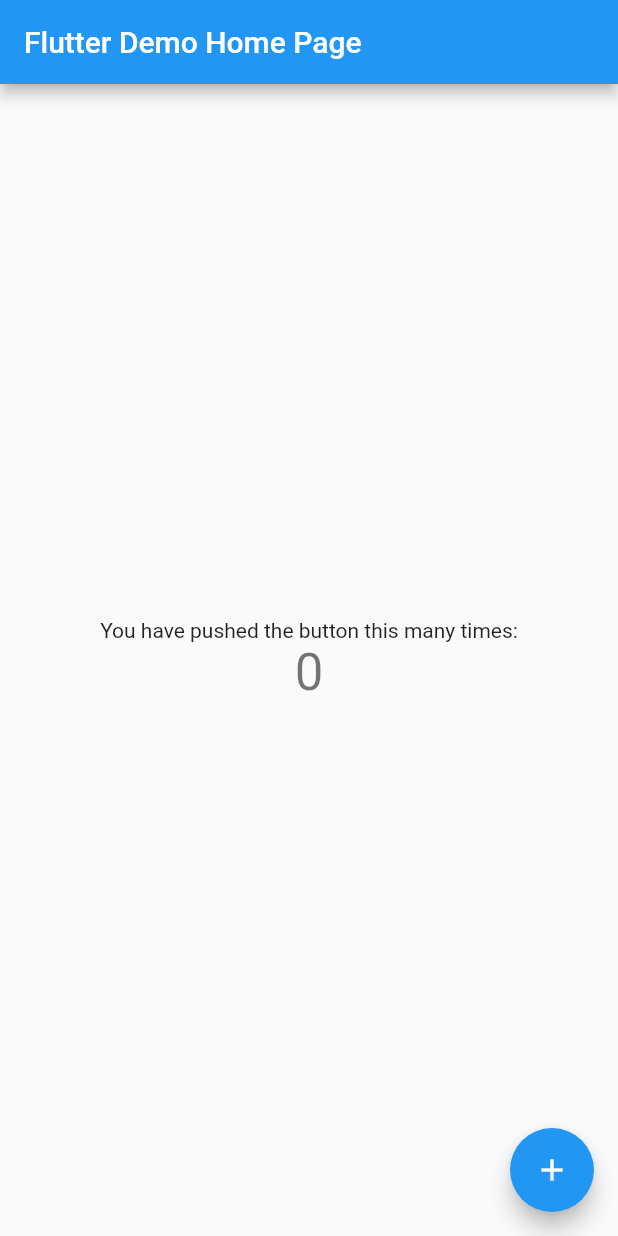
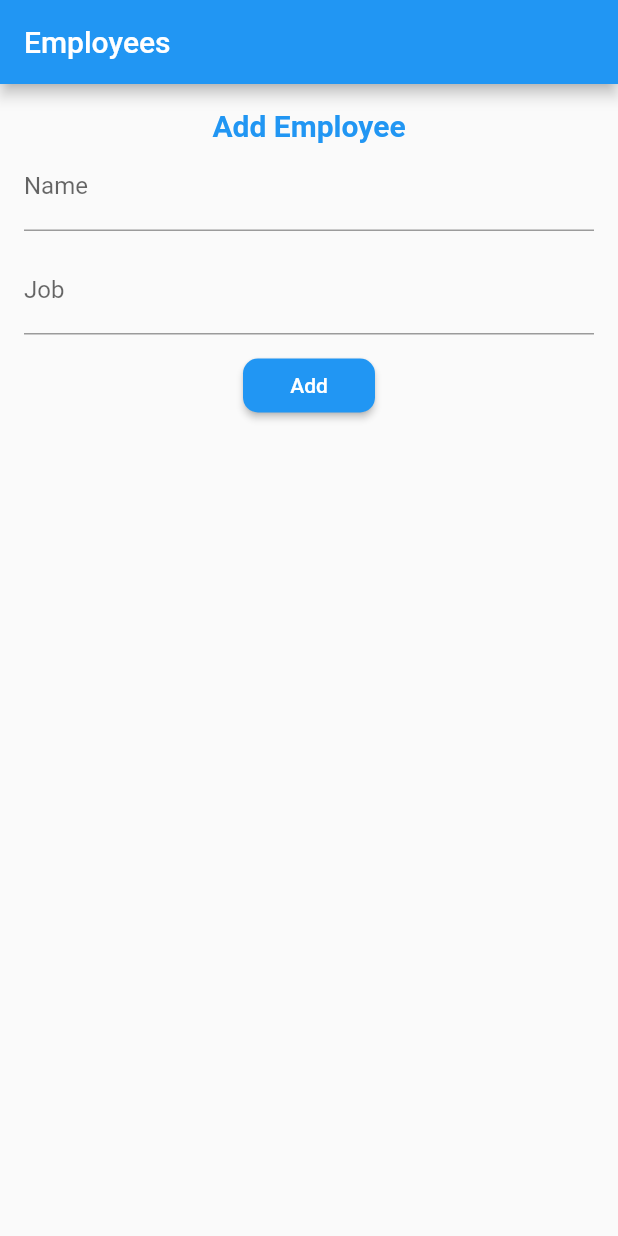
Before and after one commit to Syamgith/employee_app, a Flutter app: the screen it shows after launch, on a phone screen of 412 x 824 dp. Run offline on Flutter 3.47's test engine with Material 2 defaults, Android fonts, the phone set to English and light mode, and no system bars.

Commit message:
home screen ui

```diff
--- a/lib/main.dart
+++ b/lib/main.dart
@@ -1,4 +1,6 @@
 import 'package:flutter/material.dart';
+
+import 'screens/home.dart';
 
 void main() {
   runApp(MyApp());
@@ -11,107 +13,10 @@ class MyApp extends StatelessWidget {
     return MaterialApp(
       title: 'Flutter Demo',
       theme: ThemeData(
-        // This is the theme of your application.
-        //
-        // Try running your application with "flutter run". You'll see the
-        // application has a blue toolbar. Then, without quitting the app, try
-        // changing the primarySwatch below to Colors.green and then invoke
-        // "hot reload" (press "r" in the console where you ran "flutter run",
-        // or simply save your changes to "hot reload" in a Flutter IDE).
-        // Notice that the counter didn't reset back to zero; the application
-        // is not restarted.
         primarySwatch: Colors.blue,
-        // This makes the visual density adapt to the platform that you run
-        // the app on. For desktop platforms, the controls will be smaller and
-        // closer together (more dense) than on mobile platforms.
         visualDensity: VisualDensity.adaptivePlatformDensity,
       ),
-      home: MyHomePage(title: 'Flutter Demo Home Page'),
+      home: Home(),
     );
   }
 }
-
-class MyHomePage extends StatefulWidget {
-  MyHomePage({Key key, this.title}) : super(key: key);
-
-  // This widget is the home page of your application. It is stateful, meaning
-  // that it has a State object (defined below) that contains fields that affect
-  // how it looks.
-
-  // This class is the configuration for the state. It holds the values (in this
-  // case the title) provided by the parent (in this case the App widget) and
-  // used by the build method of the State. Fields in a Widget subclass are
-  // always marked "final".
-
-  final String title;
-
-  @override
-  _MyHomePageState createState() => _MyHomePageState();
-}
-
-class _MyHomePageState extends State<MyHomePage> {
-  int _counter = 0;
-
-  void _incrementCounter() {
-    setState(() {
-      // This call to setState tells the Flutter framework that something has
-      // changed in this State, which causes it to rerun the build method below
-      // so that the display can reflect the updated values. If we changed
-      // _counter without calling setState(), then the build method would not be
-      // called again, and so nothing would appear to happen.
-      _counter++;
-    });
-  }
-
-  @override
-  Widget build(BuildContext context) {
-    // This method is rerun every time setState is called, for instance as done
-    // by the _incrementCounter method above.
-    //
-    // The Flutter framework has been optimized to make rerunning build methods
-    // fast, so that you can just rebuild anything that needs updating rather
-    // than having to individually change instances of widgets.
-    return Scaffold(
-      appBar: AppBar(
-        // Here we take the value from the MyHomePage object that was created by
-        // the App.build method, and use it to set our appbar title.
-        title: Text(widget.title),
-      ),
-      body: Center(
-        // Center is a layout widget. It takes a single child and positions it
-        // in the middle of the parent.
-        child: Column(
-          // Column is also a layout widget. It takes a list of children and
-          // arranges them vertically. By default, it sizes itself to fit its
-          // children horizontally, and tries to be as tall as its parent.
-          //
-          // Invoke "debug painting" (press "p" in the console, choose the
-          // "Toggle Debug Paint" action from the Flutter Inspector in Android
-          // Studio, or the "Toggle Debug Paint" command in Visual Studio Code)
-          // to see the wireframe for each widget.
-          //
-          // Column has various properties to control how it sizes itself and
-          // how it positions its children. Here we use mainAxisAlignment to
-          // center the children vertically; the main axis here is the vertical
-          // axis because Columns are vertical (the cross axis would be
-          // horizontal).
-          mainAxisAlignment: MainAxisAlignment.center,
-          children: <Widget>[
-            Text(
-              'You have pushed the button this many times:',
-            ),
-            Text(
-              '$_counter',
-              style: Theme.of(context).textTheme.headline4,
-            ),
-          ],
-        ),
-      ),
-      floatingActionButton: FloatingActionButton(
-        onPressed: _incrementCounter,
-        tooltip: 'Increment',
-        child: Icon(Icons.add),
-      ), // This trailing comma makes auto-formatting nicer for build methods.
-    );
-  }
-}
--- /dev/null
+++ b/lib/screens/employee_list.dart
@@ -0,0 +1,8 @@
+import 'package:flutter/material.dart';
+
+class EmployeeList extends StatelessWidget {
+  @override
+  Widget build(BuildContext context) {
+    return Container();
+  }
+}
--- /dev/null
+++ b/lib/screens/home.dart
@@ -0,0 +1,49 @@
+import 'package:flutter/material.dart';
+
+class Home extends StatelessWidget {
+  @override
+  Widget build(BuildContext context) {
+    return Scaffold(
+      appBar: AppBar(
+        title: Text('Employees'),
+      ),
+      body: Container(
+        margin: EdgeInsets.all(16.0),
+        child: Column(
+          children: [
+            Text(
+              'Add Employee',
+              style: TextStyle(
+                  fontSize: 20,
+                  fontWeight: FontWeight.bold,
+                  color: Colors.blue),
+            ),
+            TextField(
+              decoration: InputDecoration(labelText: 'Name'),
+            ),
+            SizedBox(
+              height: 10.0,
+            ),
+            TextField(
+              decoration: InputDecoration(labelText: 'Job'),
+            ),
+            SizedBox(
+              height: 10.0,
+            ),
+            RaisedButton(
+              onPressed: () {},
+              child: Text(
+                'Add',
+                style: TextStyle(color: Colors.white),
+              ),
+              color: Colors.blue,
+              shape: RoundedRectangleBorder(
+                borderRadius: BorderRadius.circular(10.0),
+              ),
+            ),
+          ],
+        ),
+      ),
+    );
+  }
+}
```
